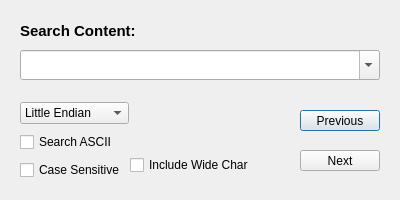
Above: Window/Search/HexSearch.ui from stephan-zhuchen/BIOS-Viewer before the change. Below: the same form after it.
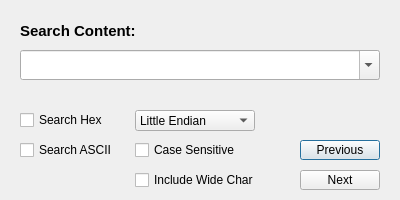
That is the form after the change. Icons and pictures are not drawn.

Diff of the .ui file:
```diff
--- a/Window/Search/HexSearch.ui
+++ b/Window/Search/HexSearch.ui
@@ -61,9 +61,9 @@
    <property name="geometry">
     <rect>
      <x>300</x>
-     <y>110</y>
+     <y>140</y>
      <width>80</width>
-     <height>21</height>
+     <height>20</height>
     </rect>
    </property>
    <property name="text">
@@ -74,27 +74,37 @@
    <property name="geometry">
     <rect>
      <x>300</x>
-     <y>150</y>
+     <y>170</y>
      <width>80</width>
-     <height>21</height>
+     <height>20</height>
     </rect>
    </property>
    <property name="text">
     <string>Next</string>
    </property>
   </widget>
-  <widget class="QWidget" name="layoutWidget">
+  <widget class="QComboBox" name="SearchContentBox">
    <property name="geometry">
     <rect>
      <x>20</x>
-     <y>100</y>
-     <width>109</width>
-     <height>82</height>
+     <y>50</y>
+     <width>360</width>
+     <height>30</height>
     </rect>
    </property>
-   <layout class="QVBoxLayout" name="verticalLayout">
-    <item>
+   <property name="editable">
+    <bool>true</bool>
+   </property>
+  </widget>
      <widget class="QComboBox" name="EndianBox">
+   <property name="geometry">
+    <rect>
+     <x>135</x>
+     <y>110</y>
+     <width>120</width>
+     <height>21</height>
+    </rect>
+   </property>
       <item>
        <property name="text">
         <string>Little Endian</string>
@@ -106,29 +116,25 @@
        </property>
       </item>
      </widget>
-    </item>
-    <item>
-     <widget class="QCheckBox" name="AsciiCheckbox">
-      <property name="text">
-       <string>Search ASCII</string>
-      </property>
-     </widget>
-    </item>
-    <item>
      <widget class="QCheckBox" name="CaseCheckbox">
+   <property name="geometry">
+    <rect>
+     <x>135</x>
+     <y>140</y>
+     <width>120</width>
+     <height>20</height>
+    </rect>
+   </property>
       <property name="text">
        <string>Case Sensitive</string>
       </property>
      </widget>
-    </item>
-   </layout>
-  </widget>
   <widget class="QCheckBox" name="WideCheckbox">
    <property name="geometry">
     <rect>
-     <x>130</x>
-     <y>155</y>
-     <width>131</width>
+     <x>135</x>
+     <y>170</y>
+     <width>140</width>
      <height>20</height>
     </rect>
    </property>
@@ -136,17 +142,30 @@
     <string>Include Wide Char</string>
    </property>
   </widget>
-  <widget class="QComboBox" name="SearchContentBox">
+  <widget class="QCheckBox" name="AsciiCheckbox">
    <property name="geometry">
     <rect>
      <x>20</x>
-     <y>50</y>
-     <width>360</width>
-     <height>30</height>
+     <y>140</y>
+     <width>100</width>
+     <height>20</height>
     </rect>
    </property>
-   <property name="editable">
-    <bool>true</bool>
+   <property name="text">
+    <string>Search ASCII</string>
+   </property>
+  </widget>
+  <widget class="QCheckBox" name="HexCheckbox">
+   <property name="geometry">
+    <rect>
+     <x>20</x>
+     <y>110</y>
+     <width>100</width>
+     <height>20</height>
+    </rect>
+   </property>
+   <property name="text">
+    <string>Search Hex</string>
    </property>
   </widget>
  </widget>
```
Lines whose indentation alone changed are shown as unchanged.
